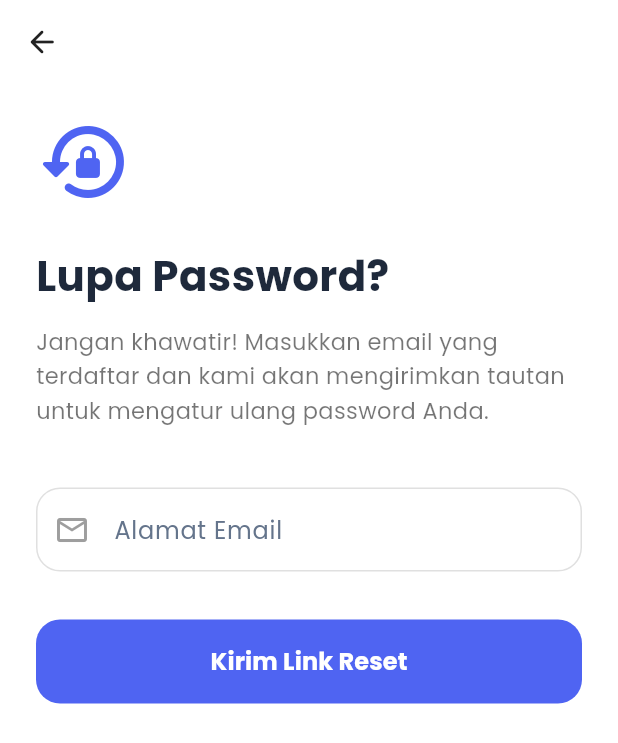
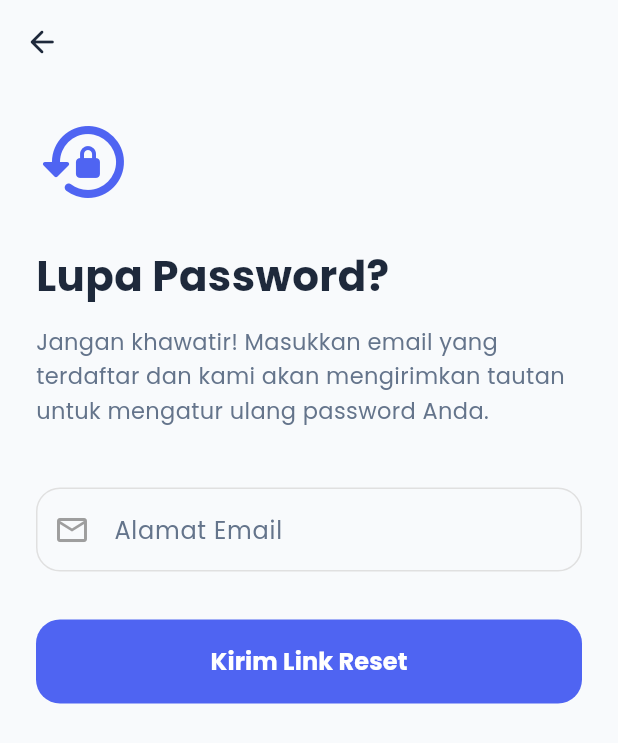
Before and after one commit to VinzSatoru/smart_notes_ai, a Flutter app: the ForgotPasswordScreen screen opened directly, on a phone screen of 412 x 824 dp. Shown: the top 743 px of the screen. Run offline on Flutter 3.47's test engine with Material 3 defaults, Android fonts, the phone set to English and light mode, and no system bars; our stand-ins replace animate_do, avatar_glow, dartz, equatable, flutter_bloc, flutter_dotenv and 7 more; missing offline and left inert: flutter_quill, mailer, record; accounts and stored records are empty.

Commit message:
Adjusment oleh Revi Arda

```diff
--- a/smart_notes_ai/lib/features/auth/presentation/pages/forgot_password_screen.dart
+++ b/smart_notes_ai/lib/features/auth/presentation/pages/forgot_password_screen.dart
@@ -34,12 +34,12 @@ class _ForgotPasswordScreenState extends State<ForgotPasswordScreen> {
     const primaryColor = Color(0xFF4F64F2);
 
     return Scaffold(
-      backgroundColor: Colors.white,
+      backgroundColor: Theme.of(context).scaffoldBackgroundColor,
       appBar: AppBar(
-        backgroundColor: Colors.white,
+        backgroundColor: Theme.of(context).scaffoldBackgroundColor,
         elevation: 0,
         leading: IconButton(
-          icon: const Icon(Icons.arrow_back_rounded, color: Colors.black87),
+          icon: Icon(Icons.arrow_back_rounded, color: Theme.of(context).colorScheme.onSurface),
           onPressed: () => Navigator.pop(context),
         ),
       ),
@@ -74,20 +74,20 @@ class _ForgotPasswordScreenState extends State<ForgotPasswordScreen> {
                       color: primaryColor,
                     ),
                     const SizedBox(height: 24),
-                    const Text(
+                    Text(
                       'Lupa Password?',
                       style: TextStyle(
                         fontSize: 28,
                         fontWeight: FontWeight.bold,
-                        color: Color(0xFF1E293B),
+                        color: Theme.of(context).colorScheme.onSurface,
                       ),
                     ),
                     const SizedBox(height: 12),
-                    const Text(
+                    Text(
                       'Jangan khawatir! Masukkan email yang terdaftar dan kami akan mengirimkan tautan untuk mengatur ulang password Anda.',
                       style: TextStyle(
                         fontSize: 15,
-                        color: Colors.black54,
+                        color: Theme.of(context).colorScheme.onSurfaceVariant,
                         height: 1.5,
                       ),
                     ),
```
Also changed, not shown: smart_notes_ai/lib/features/auth/presentation/pages/otp_verification_screen.dart (+7 -5 lines), smart_notes_ai/lib/features/notes/presentation/pages/settings_screen.dart (+67 -2 lines).
